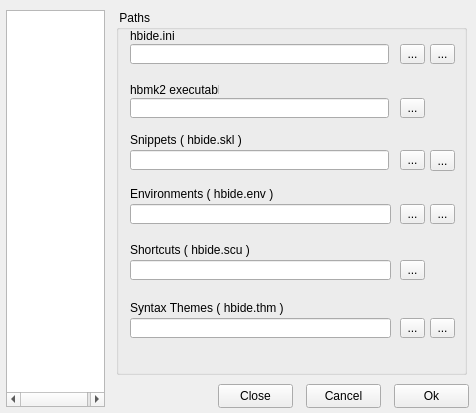
Old version of the form harbour/contrib/hbide/setup.ui in the repository harbour/core.
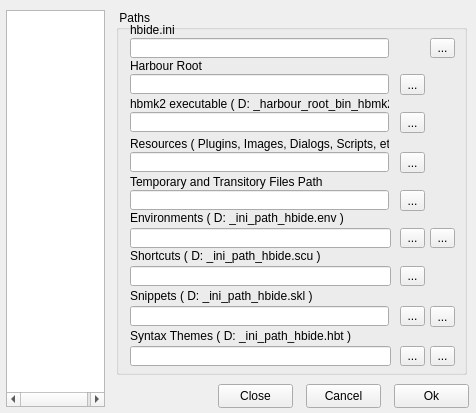
New version of the form. The open tabs and pages were chosen to show the change.

Commit message: 2010-07-11 19:29 UTC-0800 Pritpal Bedi (bedipritpal@hotmail.com)   * contrib/hbide/hbide.hbp     - Deleted: ideprotos.prg

```diff
--- a/harbour/contrib/hbide/setup.ui
+++ b/harbour/contrib/hbide/setup.ui
@@ -865,20 +865,20 @@
       <property name="geometry">
        <rect>
         <x>14</x>
-        <y>72</y>
-        <width>89</width>
+        <y>86</y>
+        <width>259</width>
         <height>16</height>
        </rect>
       </property>
       <property name="text">
-       <string>hbmk2 executable</string>
+       <string>hbmk2 executable ( D: _harbour_root_bin_hbmk2 )</string>
       </property>
      </widget>
      <widget class="QLineEdit" name="editPathHbmk2">
       <property name="geometry">
        <rect>
         <x>14</x>
-        <y>88</y>
+        <y>102</y>
         <width>259</width>
         <height>20</height>
        </rect>
@@ -888,20 +888,20 @@
       <property name="geometry">
        <rect>
         <x>14</x>
-        <y>122</y>
-        <width>139</width>
+        <y>278</y>
+        <width>259</width>
         <height>16</height>
        </rect>
       </property>
       <property name="text">
-       <string>Snippets ( hbide.skl )</string>
+       <string>Snippets ( D: _ini_path_hbide.skl )</string>
       </property>
      </widget>
      <widget class="QLineEdit" name="editPathSnippets">
       <property name="geometry">
        <rect>
         <x>14</x>
-        <y>140</y>
+        <y>296</y>
         <width>259</width>
         <height>20</height>
        </rect>
@@ -911,20 +911,20 @@
       <property name="geometry">
        <rect>
         <x>14</x>
-        <y>176</y>
-        <width>197</width>
+        <y>200</y>
+        <width>261</width>
         <height>16</height>
        </rect>
       </property>
       <property name="text">
-       <string>Environments ( hbide.env )</string>
+       <string>Environments ( D: _ini_path_hbide.env )</string>
       </property>
      </widget>
      <widget class="QLineEdit" name="editPathEnv">
       <property name="geometry">
        <rect>
         <x>14</x>
-        <y>194</y>
+        <y>218</y>
         <width>261</width>
         <height>20</height>
        </rect>
@@ -934,7 +934,7 @@
       <property name="geometry">
        <rect>
         <x>14</x>
-        <y>18</y>
+        <y>12</y>
         <width>99</width>
         <height>16</height>
        </rect>
@@ -947,7 +947,7 @@
       <property name="geometry">
        <rect>
         <x>14</x>
-        <y>34</y>
+        <y>28</y>
         <width>259</width>
         <height>20</height>
        </rect>
@@ -957,20 +957,20 @@
       <property name="geometry">
        <rect>
         <x>14</x>
-        <y>232</y>
-        <width>143</width>
+        <y>238</y>
+        <width>257</width>
         <height>16</height>
        </rect>
       </property>
       <property name="text">
-       <string>Shortcuts ( hbide.scu )</string>
+       <string>Shortcuts ( D: _ini_path_hbide.scu )</string>
       </property>
      </widget>
      <widget class="QLineEdit" name="editPathShortcuts">
       <property name="geometry">
        <rect>
         <x>14</x>
-        <y>250</y>
+        <y>256</y>
         <width>261</width>
         <height>20</height>
        </rect>
@@ -980,45 +980,32 @@
       <property name="geometry">
        <rect>
         <x>14</x>
-        <y>290</y>
-        <width>183</width>
+        <y>318</y>
+        <width>259</width>
         <height>16</height>
        </rect>
       </property>
       <property name="text">
-       <string>Syntax Themes ( hbide.thm )</string>
+       <string>Syntax Themes ( D: _ini_path_hbide.hbt )</string>
       </property>
      </widget>
      <widget class="QLineEdit" name="editPathThemes">
       <property name="geometry">
        <rect>
         <x>14</x>
-        <y>308</y>
+        <y>336</y>
         <width>261</width>
         <height>20</height>
        </rect>
       </property>
      </widget>
-     <widget class="QToolButton" name="buttonPathIni">
-      <property name="geometry">
-       <rect>
-        <x>284</x>
-        <y>34</y>
-        <width>25</width>
-        <height>20</height>
-       </rect>
-      </property>
-      <property name="text">
-       <string>...</string>
-      </property>
-     </widget>
      <widget class="QToolButton" name="buttonPathHbmk2">
       <property name="geometry">
        <rect>
         <x>284</x>
-        <y>88</y>
+        <y>102</y>
         <width>25</width>
-        <height>20</height>
+        <height>21</height>
        </rect>
       </property>
       <property name="text">
@@ -1029,7 +1016,7 @@
       <property name="geometry">
        <rect>
         <x>284</x>
-        <y>140</y>
+        <y>296</y>
         <width>25</width>
         <height>20</height>
        </rect>
@@ -1042,7 +1029,7 @@
       <property name="geometry">
        <rect>
         <x>284</x>
-        <y>194</y>
+        <y>218</y>
         <width>25</width>
         <height>20</height>
        </rect>
@@ -1055,7 +1042,7 @@
       <property name="geometry">
        <rect>
         <x>284</x>
-        <y>250</y>
+        <y>256</y>
         <width>25</width>
         <height>20</height>
        </rect>
@@ -1068,7 +1055,7 @@
       <property name="geometry">
        <rect>
         <x>284</x>
-        <y>308</y>
+        <y>336</y>
         <width>25</width>
         <height>20</height>
        </rect>
@@ -1081,7 +1068,7 @@
       <property name="geometry">
        <rect>
         <x>314</x>
-        <y>34</y>
+        <y>28</y>
         <width>25</width>
         <height>20</height>
        </rect>
@@ -1094,7 +1081,7 @@
       <property name="geometry">
        <rect>
         <x>314</x>
-        <y>140</y>
+        <y>296</y>
         <width>25</width>
         <height>21</height>
        </rect>
@@ -1107,7 +1094,7 @@
       <property name="geometry">
        <rect>
         <x>314</x>
-        <y>194</y>
+        <y>218</y>
         <width>25</width>
         <height>20</height>
        </rect>
@@ -1120,7 +1107,7 @@
       <property name="geometry">
        <rect>
         <x>314</x>
-        <y>308</y>
+        <y>336</y>
         <width>25</width>
         <height>20</height>
        </rect>
@@ -1129,6 +1116,114 @@
        <string>...</string>
       </property>
      </widget>
+     <widget class="QToolButton" name="buttonPathHrbRoot">
+      <property name="geometry">
+       <rect>
+        <x>284</x>
+        <y>64</y>
+        <width>25</width>
+        <height>21</height>
+       </rect>
+      </property>
+      <property name="text">
+       <string>...</string>
+      </property>
+     </widget>
+     <widget class="QLineEdit" name="editPathHrbRoot">
+      <property name="geometry">
+       <rect>
+        <x>14</x>
+        <y>64</y>
+        <width>259</width>
+        <height>20</height>
+       </rect>
+      </property>
+     </widget>
+     <widget class="QLabel" name="label_27">
+      <property name="geometry">
+       <rect>
+        <x>14</x>
+        <y>48</y>
+        <width>259</width>
+        <height>16</height>
+       </rect>
+      </property>
+      <property name="text">
+       <string>Harbour Root</string>
+      </property>
+     </widget>
+     <widget class="QLineEdit" name="editPathResources">
+      <property name="geometry">
+       <rect>
+        <x>14</x>
+        <y>142</y>
+        <width>259</width>
+        <height>20</height>
+       </rect>
+      </property>
+     </widget>
+     <widget class="QToolButton" name="buttonPathResources">
+      <property name="geometry">
+       <rect>
+        <x>284</x>
+        <y>142</y>
+        <width>25</width>
+        <height>21</height>
+       </rect>
+      </property>
+      <property name="text">
+       <string>...</string>
+      </property>
+     </widget>
+     <widget class="QLabel" name="label_28">
+      <property name="geometry">
+       <rect>
+        <x>14</x>
+        <y>126</y>
+        <width>259</width>
+        <height>16</height>
+       </rect>
+      </property>
+      <property name="text">
+       <string>Resources ( Plugins, Images, Dialogs, Scripts, etc. )</string>
+      </property>
+     </widget>
+     <widget class="QLineEdit" name="editPathTemp">
+      <property name="geometry">
+       <rect>
+        <x>14</x>
+        <y>180</y>
+        <width>259</width>
+        <height>20</height>
+       </rect>
+      </property>
+     </widget>
+     <widget class="QToolButton" name="buttonPathTemp">
+      <property name="geometry">
+       <rect>
+        <x>284</x>
+        <y>180</y>
+        <width>25</width>
+        <height>21</height>
+       </rect>
+      </property>
+      <property name="text">
+       <string>...</string>
+      </property>
+     </widget>
+     <widget class="QLabel" name="label_29">
+      <property name="geometry">
+       <rect>
+        <x>14</x>
+        <y>164</y>
+        <width>259</width>
+        <height>16</height>
+       </rect>
+      </property>
+      <property name="text">
+       <string>Temporary and Transitory Files Path</string>
+      </property>
+     </widget>
     </widget>
    </widget>
    <widget class="QWidget" name="pageVariables">
```
Left out of the diff: 2 changed lines with no effect on the pictures. The commit also changes 22 other files.
